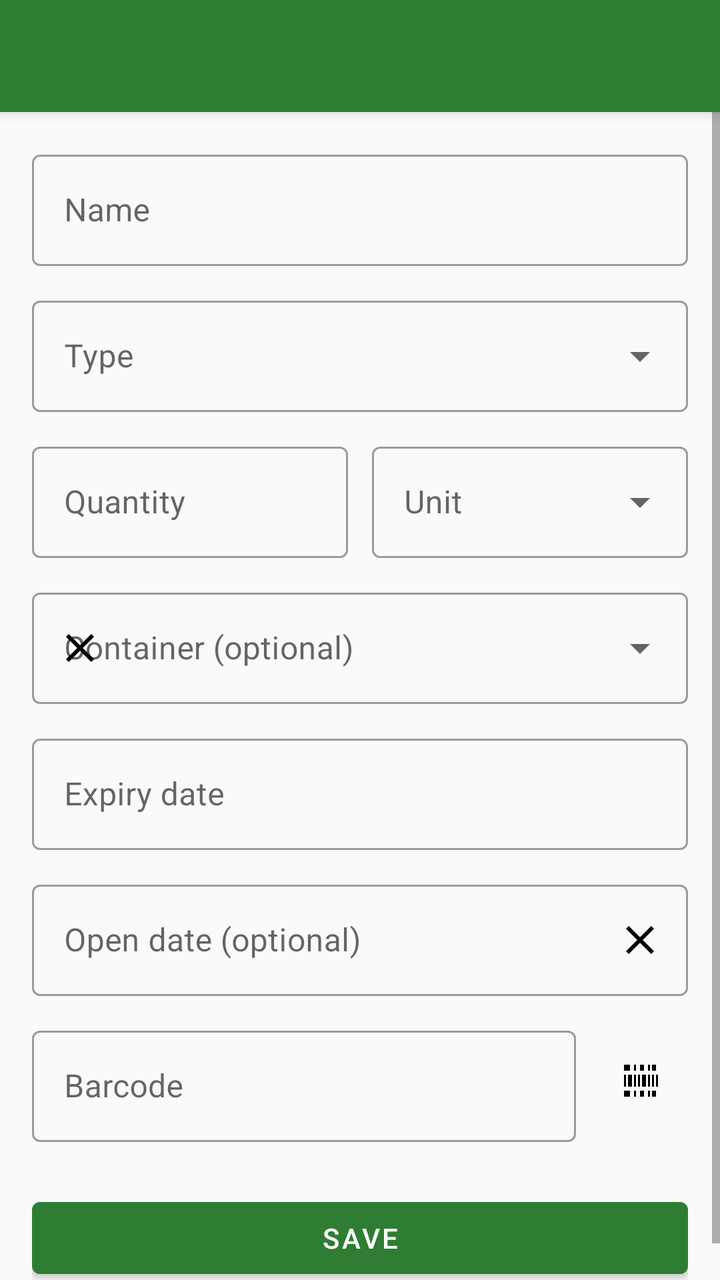
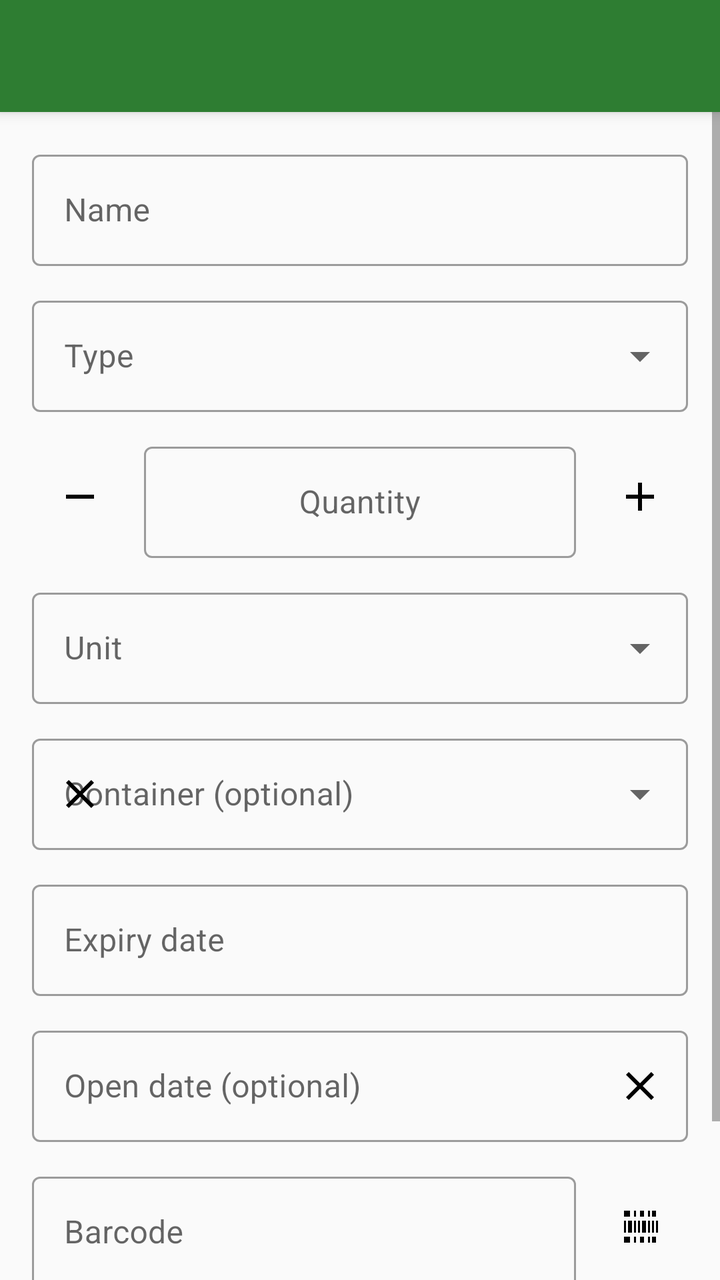

An Android layout rendered at two revisions. The XML below is the earlier revision; the diff shows what the commit changed to produce the second picture.
<!-- AndroidManifest.xml: application theme Theme.ExpiryManager -->
<!-- res/layout/activity_add_edit.xml -->
<?xml version="1.0" encoding="utf-8"?>
<androidx.coordinatorlayout.widget.CoordinatorLayout
    xmlns:android="http://schemas.android.com/apk/res/android"
    xmlns:app="http://schemas.android.com/apk/res-auto"
    android:layout_width="match_parent"
    android:layout_height="match_parent">

    <com.google.android.material.appbar.AppBarLayout
        android:layout_width="match_parent"
        android:layout_height="wrap_content">

        <androidx.appcompat.widget.Toolbar
            android:id="@+id/toolbar"
            android:layout_width="match_parent"
            android:layout_height="?attr/actionBarSize"
            android:background="?attr/colorPrimary"
            app:titleTextColor="?attr/colorOnPrimary"
            app:navigationIconTint="?attr/colorOnPrimary" />

    </com.google.android.material.appbar.AppBarLayout>

    <ScrollView
        android:layout_width="match_parent"
        android:layout_height="match_parent"
        app:layout_behavior="@string/appbar_scrolling_view_behavior">

        <LinearLayout
            android:layout_width="match_parent"
            android:layout_height="wrap_content"
            android:orientation="vertical"
            android:padding="16dp">

            <com.google.android.material.textfield.TextInputLayout
                android:id="@+id/layout_name"
                style="@style/Widget.MaterialComponents.TextInputLayout.OutlinedBox"
                android:layout_width="match_parent"
                android:layout_height="wrap_content"
                android:hint="@string/label_name">

                <com.google.android.material.textfield.TextInputEditText
                    android:id="@+id/edit_name"
                    android:layout_width="match_parent"
                    android:layout_height="wrap_content"
                    android:inputType="textCapSentences" />

            </com.google.android.material.textfield.TextInputLayout>

            <com.google.android.material.textfield.TextInputLayout
                android:id="@+id/layout_type"
                style="@style/Widget.MaterialComponents.TextInputLayout.OutlinedBox.ExposedDropdownMenu"
                android:layout_width="match_parent"
                android:layout_height="wrap_content"
                android:layout_marginTop="12dp"
                android:hint="@string/label_type">

                <AutoCompleteTextView
                    android:id="@+id/edit_type"
                    android:layout_width="match_parent"
                    android:layout_height="wrap_content"
                    android:inputType="none" />

            </com.google.android.material.textfield.TextInputLayout>

            <LinearLayout
                android:layout_width="match_parent"
                android:layout_height="wrap_content"
                android:layout_marginTop="12dp"
                android:orientation="horizontal">

                <com.google.android.material.textfield.TextInputLayout
                    android:id="@+id/layout_quantity"
                    style="@style/Widget.MaterialComponents.TextInputLayout.OutlinedBox"
                    android:layout_width="0dp"
                    android:layout_height="wrap_content"
                    android:layout_weight="1"
                    android:hint="@string/label_quantity">

                    <com.google.android.material.textfield.TextInputEditText
                        android:id="@+id/edit_quantity"
                        android:layout_width="match_parent"
                        android:layout_height="wrap_content"
                        android:inputType="number" />

                </com.google.android.material.textfield.TextInputLayout>

                <com.google.android.material.textfield.TextInputLayout
                    android:id="@+id/layout_unit"
                    style="@style/Widget.MaterialComponents.TextInputLayout.OutlinedBox.ExposedDropdownMenu"
                    android:layout_width="0dp"
                    android:layout_height="wrap_content"
                    android:layout_marginStart="12dp"
                    android:layout_weight="1"
                    android:hint="@string/label_unit">

                    <AutoCompleteTextView
                        android:id="@+id/edit_unit"
                        android:layout_width="match_parent"
                        android:layout_height="wrap_content"
                        android:inputType="text" />

                </com.google.android.material.textfield.TextInputLayout>

            </LinearLayout>

            <com.google.android.material.textfield.TextInputLayout
                android:id="@+id/layout_container"
                style="@style/Widget.MaterialComponents.TextInputLayout.OutlinedBox.ExposedDropdownMenu"
                android:layout_width="match_parent"
                android:layout_height="wrap_content"
                android:layout_marginTop="12dp"
                android:hint="@string/label_container"
                app:startIconDrawable="@drawable/ic_clear"
                app:startIconTint="?attr/colorOnSurface"
                app:startIconContentDescription="@string/action_clear_container">

                <AutoCompleteTextView
                    android:id="@+id/edit_container"
                    android:layout_width="match_parent"
                    android:layout_height="wrap_content"
                    android:inputType="none" />

            </com.google.android.material.textfield.TextInputLayout>

            <com.google.android.material.textfield.TextInputLayout
                android:id="@+id/layout_expiry_date"
                style="@style/Widget.MaterialComponents.TextInputLayout.OutlinedBox"
                android:layout_width="match_parent"
                android:layout_height="wrap_content"
                android:layout_marginTop="12dp"
                android:hint="@string/label_expiry_date">

                <com.google.android.material.textfield.TextInputEditText
                    android:id="@+id/edit_expiry_date"
                    android:layout_width="match_parent"
                    android:layout_height="wrap_content"
                    android:clickable="true"
                    android:cursorVisible="false"
                    android:focusable="false" />

            </com.google.android.material.textfield.TextInputLayout>

            <com.google.android.material.textfield.TextInputLayout
                android:id="@+id/layout_open_date"
                style="@style/Widget.MaterialComponents.TextInputLayout.OutlinedBox"
                android:layout_width="match_parent"
                android:layout_height="wrap_content"
                android:layout_marginTop="12dp"
                android:hint="@string/label_open_date"
                app:endIconMode="custom"
                app:endIconDrawable="@drawable/ic_clear"
                app:endIconTint="?attr/colorOnSurface"
                app:endIconContentDescription="@string/action_clear_open_date">

                <com.google.android.material.textfield.TextInputEditText
                    android:id="@+id/edit_open_date"
                    android:layout_width="match_parent"
                    android:layout_height="wrap_content"
                    android:clickable="true"
                    android:cursorVisible="false"
                    android:focusable="false" />

            </com.google.android.material.textfield.TextInputLayout>

            <LinearLayout
                android:layout_width="match_parent"
                android:layout_height="wrap_content"
                android:layout_marginTop="12dp"
                android:gravity="center_vertical"
                android:orientation="horizontal">

                <com.google.android.material.textfield.TextInputLayout
                    android:id="@+id/layout_barcode"
                    style="@style/Widget.MaterialComponents.TextInputLayout.OutlinedBox"
                    android:layout_width="0dp"
                    android:layout_height="wrap_content"
                    android:layout_weight="1"
                    android:hint="@string/label_barcode">

                    <com.google.android.material.textfield.TextInputEditText
                        android:id="@+id/edit_barcode"
                        android:layout_width="match_parent"
                        android:layout_height="wrap_content"
                        android:enabled="false" />

                </com.google.android.material.textfield.TextInputLayout>

                <ImageButton
                    android:id="@+id/button_scan"
                    android:layout_width="48dp"
                    android:layout_height="48dp"
                    android:layout_marginStart="8dp"
                    android:background="?attr/selectableItemBackgroundBorderless"
                    android:contentDescription="@string/action_scan_barcode"
                    android:src="@drawable/ic_barcode_scan"
                    android:tint="?attr/colorOnSurface" />

            </LinearLayout>

            <TextView
                android:id="@+id/text_barcode_prefill_hint"
                android:layout_width="match_parent"
                android:layout_height="wrap_content"
                android:layout_marginTop="4dp"
                android:text="@string/barcode_prefilled_hint"
                android:textAppearance="?attr/textAppearanceCaption"
                android:visibility="gone" />

            <com.google.android.material.button.MaterialButton
                android:id="@+id/button_save"
                android:layout_width="match_parent"
                android:layout_height="wrap_content"
                android:layout_marginTop="24dp"
                android:text="@string/action_save" />

        </LinearLayout>

    </ScrollView>

</androidx.coordinatorlayout.widget.CoordinatorLayout>
<!-- resources referenced by this layout -->
<resources>
  <!-- drawable ic_barcode_scan (drawable) -->
  <?xml version="1.0" encoding="utf-8"?>
  <vector xmlns:android="http://schemas.android.com/apk/res/android"
      android:width="24dp"
      android:height="24dp"
      android:viewportWidth="24"
      android:viewportHeight="24">
      <path
          android:fillColor="#FF000000"
          android:pathData="M4,4h3v3H4z M9,4h1v3H9z M12,4h2v3h-2z M16,4h1v3h-1z M18,4h2v3h-2z M4,9h1v6H4z M6,9h2v6H6z M9,9h1v6H9z M11,9h1v6h-1z M13,9h2v6h-2z M16,9h1v6h-1z M18,9h1v6h-1z M20,9h1v6h-1z M4,17h3v3H4z M9,17h1v3H9z M12,17h2v3h-2z M16,17h1v3h-1z M18,17h2v3h-2z" />
  </vector>
  <!-- drawable ic_clear (drawable) -->
  <?xml version="1.0" encoding="utf-8"?>
  <vector xmlns:android="http://schemas.android.com/apk/res/android"
      android:width="24dp"
      android:height="24dp"
      android:viewportWidth="24"
      android:viewportHeight="24">
      <path
          android:fillColor="#FF000000"
          android:pathData="M19,6.41L17.59,5 12,10.59 6.41,5 5,6.41 10.59,12 5,17.59 6.41,19 12,13.41 17.59,19 19,17.59 13.41,12z" />
  </vector>
  <string name="action_clear_container">Clear container</string>
  <string name="action_clear_open_date">Clear open date</string>
  <string name="action_save">Save</string>
  <string name="action_scan_barcode">Scan barcode</string>
  <string name="barcode_prefilled_hint">Filled in from a previous entry with this barcode</string>
  <string name="label_barcode">Barcode</string>
  <string name="label_container">Container (optional)</string>
  <string name="label_expiry_date">Expiry date</string>
  <string name="label_name">Name</string>
  <string name="label_open_date">Open date (optional)</string>
  <string name="label_quantity">Quantity</string>
  <string name="label_type">Type</string>
  <string name="label_unit">Unit</string>
  <style name="Theme.ExpiryManager" parent="Theme.MaterialComponents.DayNight.NoActionBar">
          <item name="colorPrimary">@color/primary</item>
          <item name="colorPrimaryDark">@color/primary_dark</item>
          <item name="colorOnPrimary">@color/on_primary</item>
          <item name="colorAccent">@color/accent</item>
          <item name="android:windowBackground">@color/background_light</item>
          <item name="alertDialogTheme">@style/ThemeOverlay.ExpiryManager.AlertDialog</item>
      </style>
  <color name="primary">#2E7D32</color>
  <color name="primary_dark">#1B5E20</color>
  <color name="on_primary">#FFFFFF</color>
  <color name="accent">#FF6F00</color>
  <color name="background_light">#FAFAFA</color>
  <style name="ThemeOverlay.ExpiryManager.AlertDialog" parent="ThemeOverlay.MaterialComponents.Dialog.Alert">
          <item name="colorPrimary">@color/dialog_button_color</item>
      </style>
  <color name="dialog_button_color">@color/primary</color>
</resources>

<!-- the commit's change to res/layout/activity_add_edit.xml (unified diff, before → after) -->
@@ -65,7 +65,18 @@
                 android:layout_width="match_parent"
                 android:layout_height="wrap_content"
                 android:layout_marginTop="12dp"
+                android:gravity="center_vertical"
                 android:orientation="horizontal">
+
+                <ImageButton
+                    android:id="@+id/button_decrease_quantity"
+                    android:layout_width="48dp"
+                    android:layout_height="48dp"
+                    android:layout_marginEnd="8dp"
+                    android:background="?attr/selectableItemBackgroundBorderless"
+                    android:contentDescription="@string/action_decrease_quantity"
+                    android:src="@drawable/ic_remove"
+                    android:tint="?attr/colorOnSurface" />
 
                 <com.google.android.material.textfield.TextInputLayout
                     android:id="@+id/layout_quantity"
@@ -79,28 +90,38 @@
                         android:id="@+id/edit_quantity"
                         android:layout_width="match_parent"
                         android:layout_height="wrap_content"
+                        android:gravity="center"
                         android:inputType="number" />
 
                 </com.google.android.material.textfield.TextInputLayout>
 
-                <com.google.android.material.textfield.TextInputLayout
-                    android:id="@+id/layout_unit"
-                    style="@style/Widget.MaterialComponents.TextInputLayout.OutlinedBox.ExposedDropdownMenu"
-                    android:layout_width="0dp"
-                    android:layout_height="wrap_content"
-                    android:layout_marginStart="12dp"
-                    android:layout_weight="1"
-                    android:hint="@string/label_unit">
-
-                    <AutoCompleteTextView
-                        android:id="@+id/edit_unit"
-                        android:layout_width="match_parent"
-                        android:layout_height="wrap_content"
-                        android:inputType="text" />
-
-                </com.google.android.material.textfield.TextInputLayout>
+                <ImageButton
+                    android:id="@+id/button_increase_quantity"
+                    android:layout_width="48dp"
+                    android:layout_height="48dp"
+                    android:layout_marginStart="8dp"
+                    android:background="?attr/selectableItemBackgroundBorderless"
+                    android:contentDescription="@string/action_increase_quantity"
+                    android:src="@drawable/ic_add_small"
+                    android:tint="?attr/colorOnSurface" />
 
             </LinearLayout>
+
+            <com.google.android.material.textfield.TextInputLayout
+                android:id="@+id/layout_unit"
+                style="@style/Widget.MaterialComponents.TextInputLayout.OutlinedBox.ExposedDropdownMenu"
+                android:layout_width="match_parent"
+                android:layout_height="wrap_content"
+                android:layout_marginTop="12dp"
+                android:hint="@string/label_unit">
+
+                <AutoCompleteTextView
+                    android:id="@+id/edit_unit"
+                    android:layout_width="match_parent"
+                    android:layout_height="wrap_content"
+                    android:inputType="text" />
+
+            </com.google.android.material.textfield.TextInputLayout>
 
             <com.google.android.material.textfield.TextInputLayout
                 android:id="@+id/layout_container"
<!-- resource entries referenced after the edit -->
@@ -1,5 +1,16 @@
 <!-- resources referenced by this layout -->
 <resources>
+  <!-- drawable ic_add_small (drawable) -->
+  <?xml version="1.0" encoding="utf-8"?>
+  <vector xmlns:android="http://schemas.android.com/apk/res/android"
+      android:width="24dp"
+      android:height="24dp"
+      android:viewportWidth="24"
+      android:viewportHeight="24">
+      <path
+          android:fillColor="#FF000000"
+          android:pathData="M19,13h-6v6h-2v-6H5v-2h6V5h2v6h6v2z" />
+  </vector>
   <!-- drawable ic_barcode_scan (drawable) -->
   <?xml version="1.0" encoding="utf-8"?>
   <vector xmlns:android="http://schemas.android.com/apk/res/android"
@@ -22,8 +33,21 @@
           android:fillColor="#FF000000"
           android:pathData="M19,6.41L17.59,5 12,10.59 6.41,5 5,6.41 10.59,12 5,17.59 6.41,19 12,13.41 17.59,19 19,17.59 13.41,12z" />
   </vector>
+  <!-- drawable ic_remove (drawable) -->
+  <?xml version="1.0" encoding="utf-8"?>
+  <vector xmlns:android="http://schemas.android.com/apk/res/android"
+      android:width="24dp"
+      android:height="24dp"
+      android:viewportWidth="24"
+      android:viewportHeight="24">
+      <path
+          android:fillColor="#FF000000"
+          android:pathData="M19,13H5v-2h14v2z" />
+  </vector>
   <string name="action_clear_container">Clear container</string>
   <string name="action_clear_open_date">Clear open date</string>
+  <string name="action_decrease_quantity">Decrease quantity</string>
+  <string name="action_increase_quantity">Increase quantity</string>
   <string name="action_save">Save</string>
   <string name="action_scan_barcode">Scan barcode</string>
   <string name="barcode_prefilled_hint">Filled in from a previous entry with this barcode</string>
